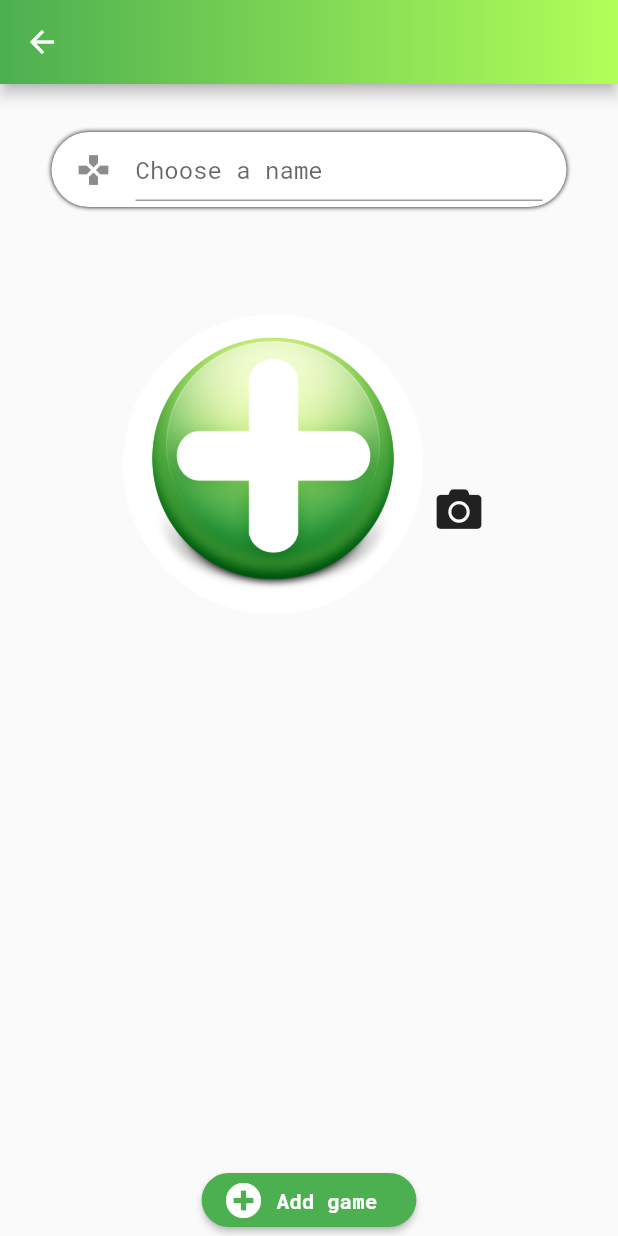
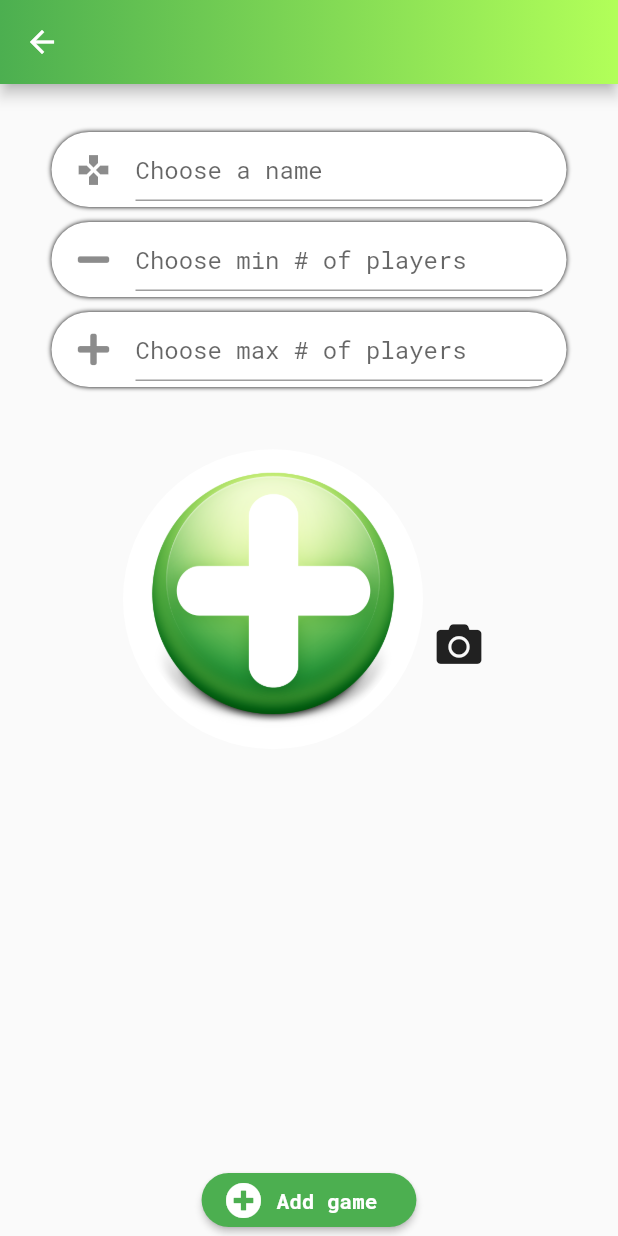
Before and after one commit to CristianFAlexa/SapRanks, a Flutter app: the CreateGamePage screen opened directly, on a phone screen of 412 x 824 dp. Run offline on Flutter 3.47's test engine with Material 2 defaults, Android fonts, the phone set to English and light mode, and no system bars; our stand-ins replace cloud_firestore, firebase_auth, firebase_core, firebase_database, firebase_storage, flutter_signin_button and 5 more; missing offline and left inert: qr_code_scanner; accounts and stored records are empty.

Commit message:
Updated game model, now has min and max players also.

```diff
--- a/lib/model/GameModel.dart
+++ b/lib/model/GameModel.dart
@@ -5,8 +5,10 @@ class GameModel {
   int _players;
   String _picture;
   String _uid;
+  int _maxPlayers;
+  int _minPlayers;
 
-  GameModel(this._name, this._players, this._picture, this._uid);
+  GameModel(this._name, this._players, this._picture, this._uid, this._maxPlayers, this._minPlayers);
 
   String get picture => _picture;
 
@@ -16,11 +18,17 @@ class GameModel {
 
   String get uid => _uid;
 
+  int get minPlayers => _minPlayers;
+
+  int get maxPlayers => _maxPlayers;
+
   GameModel.map(dynamic obj) {
     this._name = obj['name'];
     this._players = obj['players'];
     this._picture = obj['picture'];
     this._uid = obj['uid'];
+    this._minPlayers = obj['min_players'];
+    this._maxPlayers = obj['max_players'];
   }
 
   Map<String, dynamic> toMap() {
@@ -29,6 +37,8 @@ class GameModel {
     map['players'] = this._players;
     map['picture'] = this._picture;
     map['uid'] = this._uid;
+    map['min_players'] = this._minPlayers;
+    map['max_players'] = this._maxPlayers;
     return map;
   }
 
@@ -37,5 +47,7 @@ class GameModel {
     this._players = map['players'];
     this._picture = map['picture'];
     this._uid = map['uid'];
+    this._minPlayers = map['min_players'];
+    this._maxPlayers = map['max_players'];
   }
 }
--- a/lib/view/component/CreateGamePage.dart
+++ b/lib/view/component/CreateGamePage.dart
@@ -21,6 +21,8 @@ class _CreateGamePageState extends State<CreateGamePage> {
   String _name;
   String _downloadUrl;
   File _image;
+  int _minPlayers;
+  int _maxPlayers;
 
   Future getImage() async {
     var image = await ImagePicker.pickImage(source: ImageSource.gallery);
@@ -48,7 +50,7 @@ class _CreateGamePageState extends State<CreateGamePage> {
       var uid = Uuid().v4();
       Firestore.instance
           .collection('games').document('$uid')
-          .setData(GameModel(_name, 0, _downloadUrl, uid).toMap());
+          .setData(GameModel(_name, 0, _downloadUrl, uid, _minPlayers, _maxPlayers).toMap());
     } else {
       Scaffold.of(context).showSnackBar(new SnackBar(
           content: new Text('You did not choose a picture and a name.')));
@@ -93,6 +95,56 @@ class _CreateGamePageState extends State<CreateGamePage> {
                         decoration: InputDecoration(
                             icon: Icon(Icons.gamepad),
                             hintText: 'Choose a name'),
+                      ),
+                    ),
+                    SizedBox(height: 10,),
+                    Container(
+                      width: MediaQuery.of(context).size.width / 1.2,
+                      height: 50,
+                      padding: EdgeInsets.only(
+                          top: 4, left: 16, right: 16, bottom: 4),
+                      decoration: BoxDecoration(
+                          borderRadius: BorderRadius.all(Radius.circular(50)),
+                          color: Colors.white,
+                          boxShadow: [
+                            BoxShadow(color: Colors.black, blurRadius: 2)
+                          ]),
+                      child: TextFormField(
+                        // ignore: missing_return
+                        validator: (input) {
+                          if (input.isEmpty) {
+                            return 'Minimum required!';
+                          }
+                        },
+                        onSaved: (input) => _minPlayers = input as int,
+                        decoration: InputDecoration(
+                            icon: Icon(FontAwesomeIcons.minus),
+                            hintText: 'Choose min # of players'),
+                      ),
+                    ),
+                    SizedBox(height: 10,),
+                    Container(
+                      width: MediaQuery.of(context).size.width / 1.2,
+                      height: 50,
+                      padding: EdgeInsets.only(
+                          top: 4, left: 16, right: 16, bottom: 4),
+                      decoration: BoxDecoration(
+                          borderRadius: BorderRadius.all(Radius.circular(50)),
+                          color: Colors.white,
+                          boxShadow: [
+                            BoxShadow(color: Colors.black, blurRadius: 2)
+                          ]),
+                      child: TextFormField(
+                        // ignore: missing_return
+                        validator: (input) {
+                          if (input.isEmpty) {
+                            return 'Maximum required!';
+                          }
+                        },
+                        onSaved: (input) => _maxPlayers = input as int,
+                        decoration: InputDecoration(
+                            icon: Icon(FontAwesomeIcons.plus),
+                            hintText: 'Choose max # of players'),
                       ),
                     ),
                   ],
```
